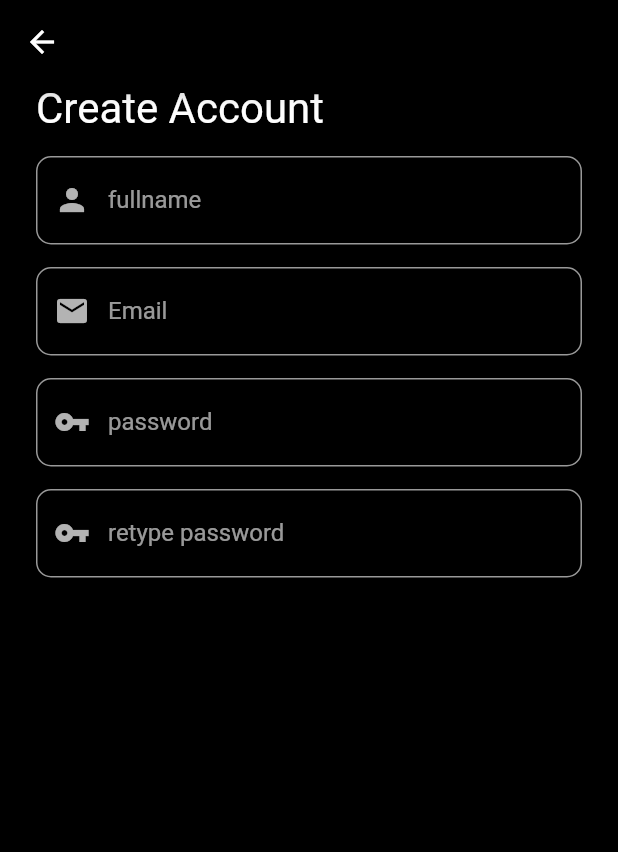
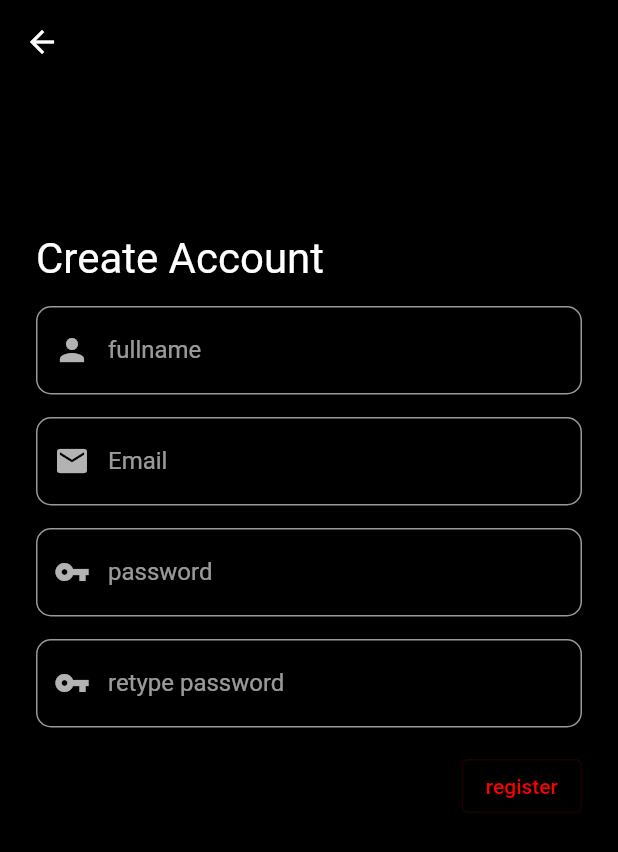
Before and after one commit to envisse/flutter_MoviePedia, a Flutter app: the Registerpage screen opened directly, on a phone screen of 412 x 824 dp. Shown: the top 852 px of the screen. Run offline on Flutter 3.47's test engine with Material 2 defaults, Android fonts, the phone set to English and light mode, and no system bars; our stand-ins replace shared_preferences; accounts and stored records are empty.

Commit message:
register

```diff
--- a/lib/view/components/buttoncomponents.dart
+++ b/lib/view/components/buttoncomponents.dart
@@ -0,0 +1,33 @@
+import 'package:flutter/material.dart';
+
+class ButtonContainedcomponent extends StatelessWidget {
+  late final String text;
+  final void Function()? function;
+
+  ButtonContainedcomponent(
+      {Key? key, required this.function, required this.text})
+      : super(key: key);
+  @override
+  Widget build(BuildContext context) {
+    return ElevatedButton(
+      child: Text(text),
+      onPressed: function,
+    );
+  }
+}
+
+class ButtonOutlinedComponent extends StatelessWidget {
+  late final String text;
+  final void Function()? function;
+
+  ButtonOutlinedComponent(
+      {Key? key, required this.function, required this.text})
+      : super(key: key);
+  @override
+  Widget build(BuildContext context) {
+    return OutlinedButton(
+      onPressed: function,
+      child: Text(text),
+    );
+  }
+}
--- a/lib/view/pages/register_page.dart
+++ b/lib/view/pages/register_page.dart
@@ -1,4 +1,6 @@
 import 'package:flutter/material.dart';
+import 'package:flutter_movie_blocpattern/services/authnetications.dart';
+import 'package:flutter_movie_blocpattern/view/components/buttoncomponents.dart';
 import 'package:flutter_movie_blocpattern/view/components/textformfield.dart';
 import 'package:flutter_movie_blocpattern/view/shared/themedata.dart';
 
@@ -12,8 +14,9 @@ class _RegisterpageState extends State<Registerpage> {
   TextEditingController _fullname = TextEditingController();
   TextEditingController _email = TextEditingController();
   TextEditingController _password = TextEditingController();
-  TextEditingController _repassword = TextEditingController();
+  TextEditingController _hp = TextEditingController();
   bool validate = true;
+  Authentication _authentication = Authentication();
   final _formkey = GlobalKey<FormState>();
 
   @override
@@ -24,8 +27,13 @@ class _RegisterpageState extends State<Registerpage> {
       ),
       body: Container(
         margin: EdgeInsets.symmetric(horizontal: 24),
+        child: Form(
+          key: _formkey,
           child: Column(
             children: [
+              SizedBox(
+                height: 100,
+              ),
               Align(
                 alignment: Alignment.topLeft,
                 child: Text(
@@ -91,8 +99,7 @@ class _RegisterpageState extends State<Registerpage> {
               Textformfieldcomponent(
                 hint: 'retype password',
                 validator: (value) => value!.isEmpty ? 'fill email' : null,
-              obsecure: true,
-              controller: _repassword,
+                controller: _hp,
                 icons: validate
                     ? Icon(
                         Icons.vpn_key,
@@ -103,7 +110,21 @@ class _RegisterpageState extends State<Registerpage> {
                         color: error,
                       ),
               ),
+              SizedBox(
+                height: 15,
+              ),
+              Align(
+                alignment: Alignment.topRight,
+                child: ButtonOutlinedComponent(
+                  text: 'register',
+                  function: () {
+                    _authentication.register(
+                        _fullname.text, _email.text, _password.text, _hp.text);
+                  },
+                ),
+              )
             ],
+          ),
         ),
       ),
     );
```
Also changed, not shown: lib/services/authnetications.dart (+27 -1 lines). Lines whose indentation alone changed are shown as unchanged.
